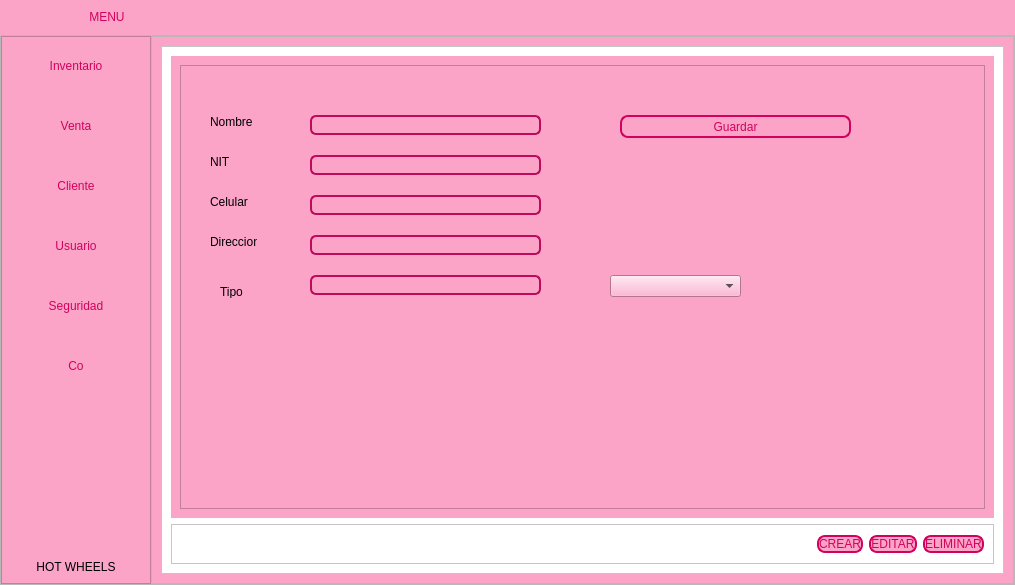
Qt form View/menu.ui (AnderNoleon/proyecto_carro) before a commit.
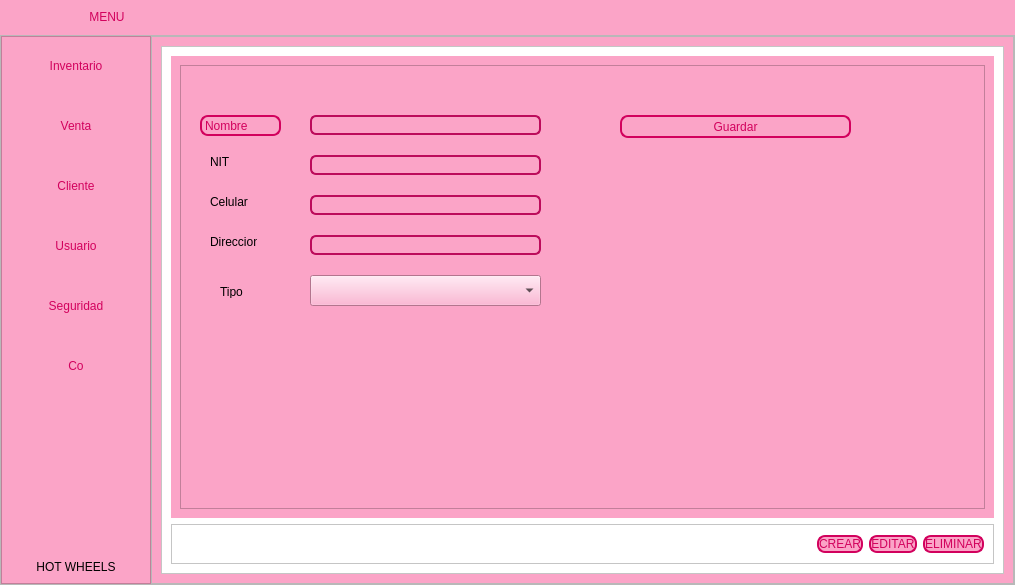
The same form after that commit. The open tabs and pages were chosen to show the change. Icons and pictures are not drawn.

```diff
--- a/View/menu.ui
+++ b/View/menu.ui
@@ -1403,12 +1403,25 @@
                        <widget class="QLabel" name="label_17">
                         <property name="geometry">
                          <rect>
-                          <x>30</x>
+                          <x>20</x>
                           <y>50</y>
-                          <width>47</width>
-                          <height>13</height>
+                          <width>81</width>
+                          <height>21</height>
                          </rect>
                         </property>
+                        <property name="styleSheet">
+                         <string notr="true">QLabel {
+border: 2px solid #d2015d;
+border-radius: 8px;
+background-color: #fba4c7;
+font: 87 12pt &quot;Arial Black&quot;;
+color: #d2015d;
+}
+QLabel:hover {
+background-color: white;
+font: 87 12pt &quot;Arial Black&quot;;
+}</string>
+                        </property>
                         <property name="text">
                          <string>Nombre</string>
                         </property>
@@ -1568,10 +1581,10 @@
                        <widget class="QLineEdit" name="txt_tipo">
                         <property name="geometry">
                          <rect>
-                          <x>130</x>
-                          <y>210</y>
-                          <width>231</width>
-                          <height>20</height>
+                          <x>140</x>
+                          <y>220</y>
+                          <width>16</width>
+                          <height>16</height>
                          </rect>
                         </property>
                         <property name="styleSheet">
@@ -1600,10 +1613,10 @@
                        <widget class="QComboBox" name="cb_tipo">
                         <property name="geometry">
                          <rect>
-                          <x>430</x>
+                          <x>130</x>
                           <y>210</y>
-                          <width>131</width>
-                          <height>22</height>
+                          <width>231</width>
+                          <height>31</height>
                          </rect>
                         </property>
                         <item>
```
Left out of the diff: 4 changed lines with no effect on the pictures.
